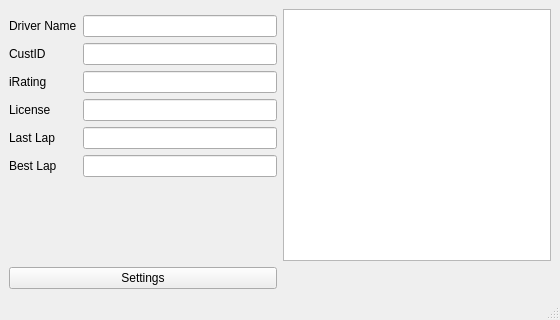
Old version of the form ui/MainWindow.ui in the repository Fuzzwah/lametric-iracing.
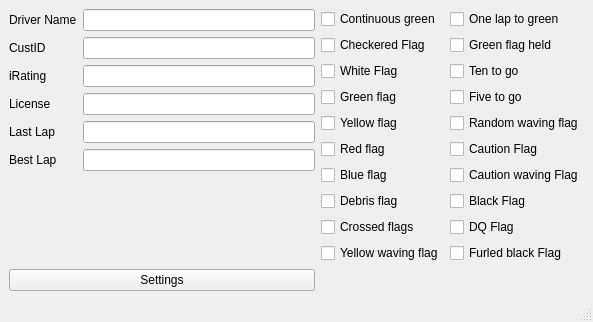
New version of the form.

Patch:
```diff
--- a/ui/MainWindow.ui
+++ b/ui/MainWindow.ui
@@ -6,8 +6,8 @@
    <rect>
     <x>0</x>
     <y>0</y>
-    <width>560</width>
-    <height>320</height>
+    <width>593</width>
+    <height>319</height>
    </rect>
   </property>
   <property name="windowTitle">
@@ -27,66 +27,63 @@
       <item>
        <layout class="QFormLayout" name="formLayout_2">
         <item row="0" column="0">
-         <layout class="QFormLayout" name="formLayout_3"/>
-        </item>
-        <item row="1" column="0">
          <widget class="QLabel" name="driverNameLabel">
           <property name="text">
            <string>Driver Name</string>
           </property>
          </widget>
         </item>
-        <item row="1" column="1">
+        <item row="0" column="1">
          <widget class="QLineEdit" name="driverNameLineEdit"/>
         </item>
-        <item row="2" column="0">
+        <item row="1" column="0">
          <widget class="QLabel" name="custIDLabel">
           <property name="text">
            <string>CustID</string>
           </property>
          </widget>
         </item>
-        <item row="2" column="1">
+        <item row="1" column="1">
          <widget class="QLineEdit" name="custIDLineEdit"/>
         </item>
-        <item row="3" column="0">
+        <item row="2" column="0">
          <widget class="QLabel" name="iRatingLabel">
           <property name="text">
            <string>iRating</string>
           </property>
          </widget>
         </item>
-        <item row="3" column="1">
+        <item row="2" column="1">
          <widget class="QLineEdit" name="iRatingLineEdit"/>
         </item>
-        <item row="4" column="0">
+        <item row="3" column="0">
          <widget class="QLabel" name="licenseLabel">
           <property name="text">
            <string>License</string>
           </property>
          </widget>
         </item>
-        <item row="4" column="1">
+        <item row="3" column="1">
          <widget class="QLineEdit" name="licenseLineEdit"/>
         </item>
-        <item row="5" column="0">
+        <item row="4" column="0">
          <widget class="QLabel" name="lastLapLabel">
           <property name="text">
            <string>Last Lap</string>
           </property>
          </widget>
         </item>
-        <item row="5" column="1">
+        <item row="4" column="1">
          <widget class="QLineEdit" name="lastLapLineEdit"/>
         </item>
-        <item row="6" column="0">
+        <item row="5" column="0">
          <widget class="QLabel" name="bestLapLabel">
           <property name="text">
            <string>Best Lap</string>
           </property>
          </widget>
         </item>
-        <item row="6" column="1">
+        <item row="5" column="1">
          <widget class="QLineEdit" name="bestLapLineEdit"/>
         </item>
        </layout>
@@ -96,7 +93,220 @@
     <item row="0" column="1">
      <layout class="QHBoxLayout" name="horizontalLayout_2">
       <item>
-       <widget class="QPlainTextEdit" name="flagsPlainTextEdit"/>
+       <layout class="QHBoxLayout" name="flagsBoxRight">
+        <item>
+         <layout class="QVBoxLayout" name="flagsBoxRightLayout">
+          <item>
+           <widget class="QCheckBox" name="start_hidden">
+            <property name="text">
+             <string>Continuous green</string>
+            </property>
+            <property name="checkable">
+             <bool>false</bool>
+            </property>
+           </widget>
+          </item>
+          <item>
+           <widget class="QCheckBox" name="checkered">
+            <property name="text">
+             <string>Checkered Flag</string>
+            </property>
+            <property name="checkable">
+             <bool>false</bool>
+            </property>
+           </widget>
+          </item>
+          <item>
+           <widget class="QCheckBox" name="white">
+            <property name="text">
+             <string>White Flag</string>
+            </property>
+            <property name="checkable">
+             <bool>false</bool>
+            </property>
+           </widget>
+          </item>
+          <item>
+           <widget class="QCheckBox" name="green">
+            <property name="text">
+             <string>Green flag</string>
+            </property>
+            <property name="checkable">
+             <bool>false</bool>
+            </property>
+           </widget>
+          </item>
+          <item>
+           <widget class="QCheckBox" name="yellow">
+            <property name="text">
+             <string>Yellow flag</string>
+            </property>
+            <property name="checkable">
+             <bool>false</bool>
+            </property>
+           </widget>
+          </item>
+          <item>
+           <widget class="QCheckBox" name="red">
+            <property name="text">
+             <string>Red flag</string>
+            </property>
+            <property name="checkable">
+             <bool>false</bool>
+            </property>
+           </widget>
+          </item>
+          <item>
+           <widget class="QCheckBox" name="blue">
+            <property name="text">
+             <string>Blue flag</string>
+            </property>
+            <property name="checkable">
+             <bool>false</bool>
+            </property>
+           </widget>
+          </item>
+          <item>
+           <widget class="QCheckBox" name="debris">
+            <property name="text">
+             <string>Debris flag</string>
+            </property>
+            <property name="checkable">
+             <bool>false</bool>
+            </property>
+           </widget>
+          </item>
+          <item>
+           <widget class="QCheckBox" name="crossed">
+            <property name="text">
+             <string>Crossed flags</string>
+            </property>
+            <property name="checkable">
+             <bool>false</bool>
+            </property>
+           </widget>
+          </item>
+          <item>
+           <widget class="QCheckBox" name="yellow_waving">
+            <property name="text">
+             <string>Yellow waving flag</string>
+            </property>
+            <property name="checkable">
+             <bool>false</bool>
+            </property>
+           </widget>
+          </item>
+         </layout>
+        </item>
+       </layout>
+      </item>
+      <item>
+       <layout class="QHBoxLayout" name="flagsBoxLeft">
+        <item>
+         <layout class="QVBoxLayout" name="flagsBoxLeftLayout">
+          <item>
+           <widget class="QCheckBox" name="one_lap_to_green">
+            <property name="text">
+             <string>One lap to green</string>
+            </property>
+            <property name="checkable">
+             <bool>false</bool>
+            </property>
+           </widget>
+          </item>
+          <item>
+           <widget class="QCheckBox" name="green_held">
+            <property name="text">
+             <string>Green flag held</string>
+            </property>
+            <property name="checkable">
+             <bool>false</bool>
+            </property>
+           </widget>
+          </item>
+          <item>
+           <widget class="QCheckBox" name="ten_to_go">
+            <property name="text">
+             <string>Ten to go</string>
+            </property>
+            <property name="checkable">
+             <bool>false</bool>
+            </property>
+           </widget>
+          </item>
+          <item>
+           <widget class="QCheckBox" name="five_to_go">
+            <property name="text">
+             <string>Five to go</string>
+            </property>
+            <property name="checkable">
+             <bool>false</bool>
+            </property>
+           </widget>
+          </item>
+          <item>
+           <widget class="QCheckBox" name="random_waving">
+            <property name="text">
+             <string>Random waving flag</string>
+            </property>
+            <property name="checkable">
+             <bool>false</bool>
+            </property>
+           </widget>
+          </item>
+          <item>
+           <widget class="QCheckBox" name="caution">
+            <property name="text">
+             <string>Caution Flag</string>
+            </property>
+            <property name="checkable">
+             <bool>false</bool>
+            </property>
+           </widget>
+          </item>
+          <item>
+           <widget class="QCheckBox" name="caution_waving">
+            <property name="text">
+             <string>Caution waving Flag</string>
+            </property>
+            <property name="checkable">
+             <bool>false</bool>
+            </property>
+           </widget>
+          </item>
+          <item>
+           <widget class="QCheckBox" name="black">
+            <property name="text">
+             <string>Black Flag</string>
+            </property>
+            <property name="checkable">
+             <bool>false</bool>
+            </property>
+           </widget>
+          </item>
+          <item>
+           <widget class="QCheckBox" name="disqualify">
+            <property name="text">
+             <string>DQ Flag</string>
+            </property>
+            <property name="checkable">
+             <bool>false</bool>
+            </property>
+           </widget>
+          </item>
+          <item>
+           <widget class="QCheckBox" name="furled">
+            <property name="text">
+             <string>Furled black Flag</string>
+            </property>
+            <property name="checkable">
+             <bool>false</bool>
+            </property>
+           </widget>
+          </item>
+         </layout>
+        </item>
+       </layout>
       </item>
      </layout>
     </item>
```
Left out of the diff: 8 changed lines with no effect on the pictures.
